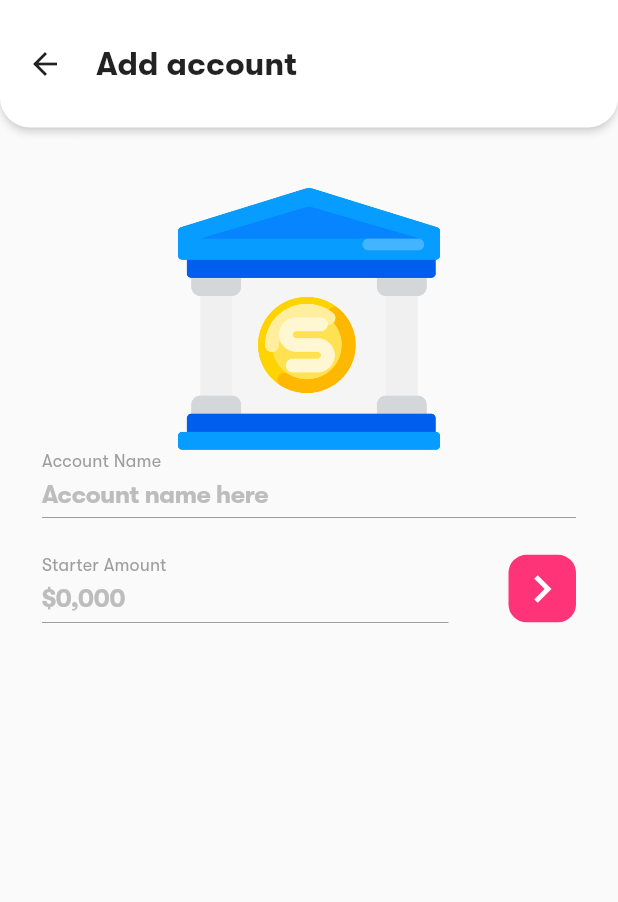
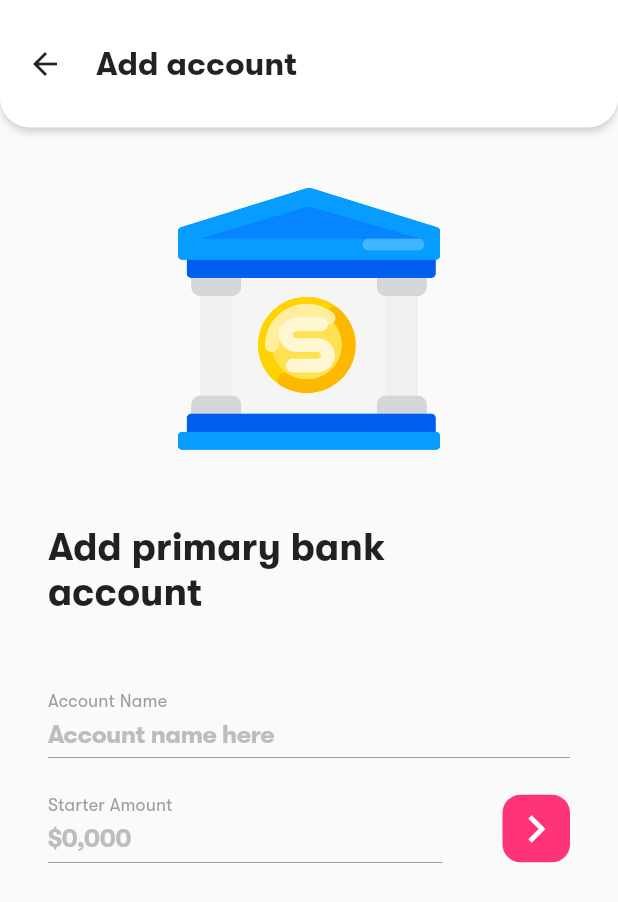
Before and after one commit to fluttertraining/Life-Monitor, a Flutter app: the AddBankScreen screen opened by its route, on a phone screen of 412 x 824 dp. Shown: the top 902 px of the screen. Run offline on Flutter 3.47's test engine with Material 2 defaults, Android fonts, the phone set to English and light mode, and no system bars; missing offline and left inert: keyboard_visibility.

Commit message:
add text and make keyboard numeric

```diff
--- a/lib/screens/add_bank.dart
+++ b/lib/screens/add_bank.dart
@@ -4,6 +4,7 @@ import 'package:budget_planner/widgets/custom_textfield.dart';
 import 'package:budget_planner/widgets/custom_form.dart';
 import 'package:budget_planner/widgets/rounded_appbar.dart';
 import 'package:budget_planner/widgets/zoom_in_out_image.dart';
+import 'package:flutter/services.dart';
 
 class AddBankScreen extends StatelessWidget {
   @override
@@ -18,12 +19,20 @@ class AddBankScreen extends StatelessWidget {
           new _AppBar(),
           Expanded(
             child: Container(
-              padding: EdgeInsets.symmetric(horizontal: 28),
+              padding: EdgeInsets.symmetric(horizontal: 32),
               child: ListView(
                 children: <Widget>[
                   ZoomInOutImage(
                     assetName: 'assets/images/bank.png',
                     height: 175,
+                  ),
+                  Container(
+                    margin: EdgeInsets.only(top: 50, bottom: 50),
+                    padding: EdgeInsets.only(right: 25),
+                    child: Text(
+                      'Add primary bank account',
+                      style: Theme.of(context).textTheme.title,
+                    ),
                   ),
                   new _AddBankForm(),
                 ],
@@ -55,6 +64,7 @@ class _AddBankForm extends StatelessWidget {
           new CustomTextField(
             placeholder: '\$0,000',
             label: 'Starter Amount',
+            keyboardType: TextInputType.number,
           ),
         ],
       ),
--- a/lib/screens/register.dart
+++ b/lib/screens/register.dart
@@ -34,7 +34,6 @@ class RegisterScreen extends StatelessWidget {
 }
 
 class _RegisterForm extends StatelessWidget {
-
   const _RegisterForm({
     Key key,
   }) : super(key: key);
@@ -44,7 +43,7 @@ class _RegisterForm extends StatelessWidget {
     return Container(
         height: 200,
         child: CustomForm(
-          onPressed: ,
+          onPressed: () {},
           textFields: [
             new CustomTextField(
               placeholder: 'Your name',
--- a/lib/widgets/custom_textfield.dart
+++ b/lib/widgets/custom_textfield.dart
@@ -5,12 +5,14 @@ class CustomTextField extends StatelessWidget {
   final String placeholder;
   final String label;
   final bool password;
+  final TextInputType keyboardType;
 
   const CustomTextField({
     Key key,
     @required this.placeholder,
     @required this.label,
     this.password = false,
+    this.keyboardType,
   }) : super(key: key);
 
   @override
@@ -46,6 +48,7 @@ class CustomTextField extends StatelessWidget {
             ),
             style: TextStyle(fontFamily: 'GT-Walshiem-Pro'),
             obscureText: this.password,
+            keyboardType: this.keyboardType,
           ),
         ],
       ),
```
